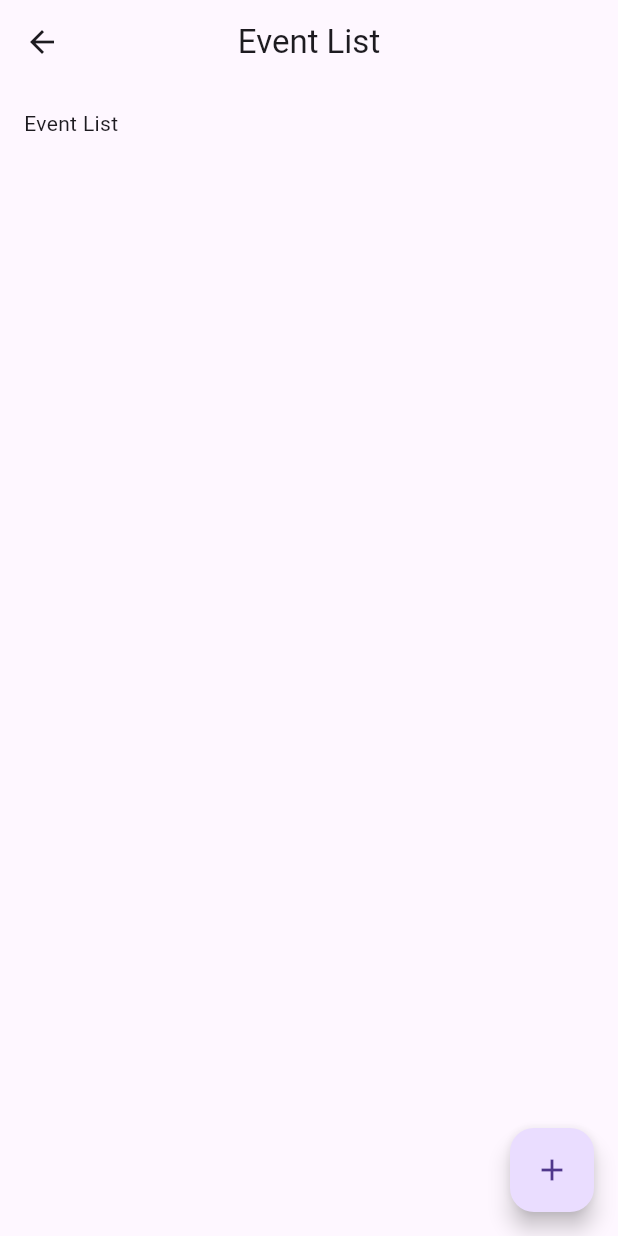
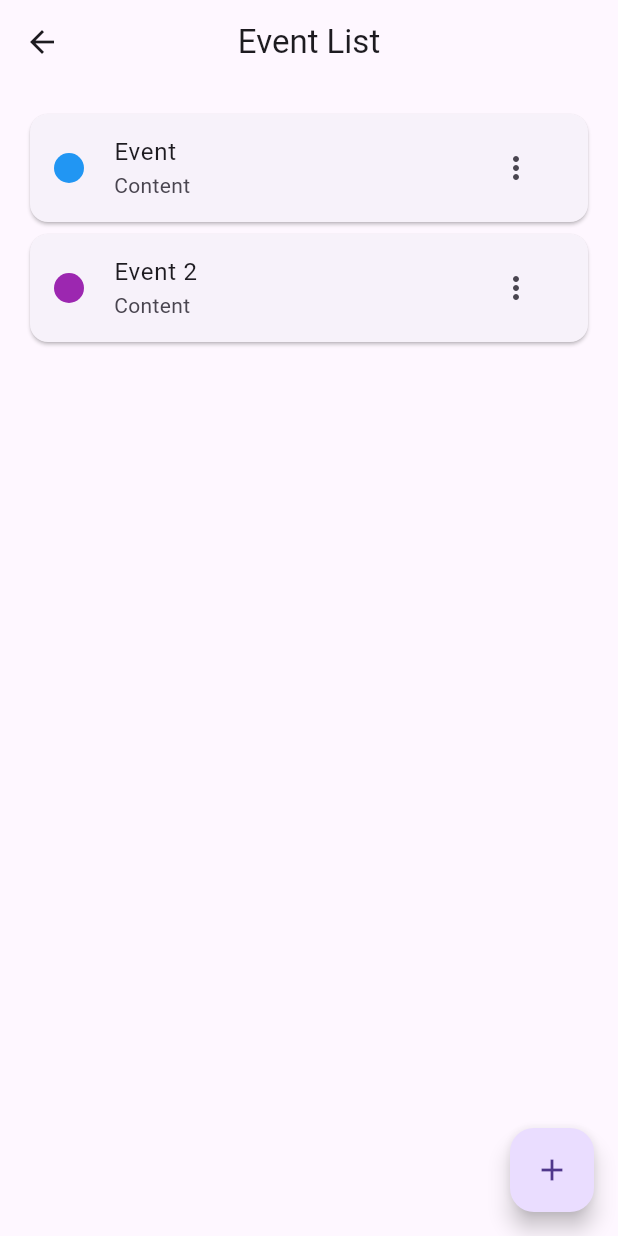
Before and after one commit to tspaja2025/flutter_projects, a Flutter app: the EventItemListScreen screen opened directly, on a phone screen of 412 x 824 dp. Run offline on Flutter 3.47's test engine with Material 3 defaults, Android fonts, the phone set to English and light mode, and no system bars; our stand-ins replace qr_flutter; missing offline and left inert: flex_color_picker.

Commit message:
Update event_calendar_screen.dart
- Update EventItemListScreen
- Add EventCardListTile

```diff
--- a/lib/screens/event_calendar_screen.dart
+++ b/lib/screens/event_calendar_screen.dart
@@ -1,4 +1,5 @@
 import "package:flutter/material.dart";
+import "package:flutter_projects/widgets/card_list_tile_widget.dart";
 
 class EventCalendarScreen extends StatefulWidget {
   const EventCalendarScreen({super.key});
@@ -163,7 +164,20 @@ class EventItemListScreenState extends State<EventItemListScreen> {
           body: SafeArea(
             child: Padding(
               padding: const .all(16),
-              child: Column(children: [const Text("Event List")]),
+              child: Column(
+                children: [
+                  EventCardListTile(
+                    color: Colors.blue,
+                    title: "Event",
+                    subtitle: "Content",
+                  ),
+                  EventCardListTile(
+                    color: Colors.purple,
+                    title: "Event 2",
+                    subtitle: "Content",
+                  ),
+                ],
+              ),
             ),
           ),
           floatingActionButton: isLargeScreen
@@ -176,6 +190,102 @@ class EventItemListScreenState extends State<EventItemListScreen> {
                 ),
         );
       },
+    );
+  }
+}
+
+class EventCardListTile extends StatefulWidget {
+  final Color color;
+  final String title;
+  final String subtitle;
+
+  const EventCardListTile({
+    super.key,
+    required this.color,
+    required this.title,
+    required this.subtitle,
+  });
+
+  @override
+  State<EventCardListTile> createState() => EventCardListTileState();
+}
+
+class EventCardListTileState extends State<EventCardListTile> {
+  final FocusNode _childFocusNode = FocusNode(debugLabel: "Menu Button");
+
+  @override
+  Widget build(BuildContext context) {
+    return Card(
+      child: ListTile(
+        onTap: () {},
+        leading: Container(
+          width: 20,
+          height: 20,
+          decoration: BoxDecoration(
+            borderRadius: .circular(999),
+            color: widget.color,
+          ),
+        ),
+        title: Text(widget.title),
+        subtitle: Text(widget.subtitle),
+        trailing: MenuAnchor(
+          childFocusNode: _childFocusNode,
+          menuChildren: [
+            MenuItemButton(
+              onPressed: () {},
+              leadingIcon: const Icon(Icons.edit_outlined),
+              child: const Text("Edit"),
+            ),
+            MenuItemButton(
+              onPressed: () {
+                showDialog<void>(
+                  context: context,
+                  builder: (context) {
+                    return AlertDialog(
+                      title: const Text("Confirm Event Deletion"),
+                      content: const Text(
+                        "Are you sure you want to delete this Event?",
+                      ),
+                      actions: [
+                        OutlinedButton(
+                          onPressed: () {
+                            Navigator.pop(context);
+                          },
+                          child: const Text("Cancel"),
+                        ),
+                        FilledButton(
+                          onPressed: () {
+                            Navigator.pop(context);
+                            ScaffoldMessenger.of(context).showSnackBar(
+                              SnackBar(content: const Text("Event deleted.")),
+                            );
+                          },
+                          child: const Text("Delete Event"),
+                        ),
+                      ],
+                    );
+                  },
+                );
+              },
+              leadingIcon: const Icon(Icons.delete_outline),
+              child: const Text("Delete"),
+            ),
+          ],
+          builder: (context, controller, child) {
+            return IconButton(
+              focusNode: _childFocusNode,
+              onPressed: () {
+                if (controller.isOpen) {
+                  controller.close();
+                } else {
+                  controller.open();
+                }
+              },
+              icon: const Icon(Icons.more_vert),
+            );
+          },
+        ),
+      ),
     );
   }
 }
```
